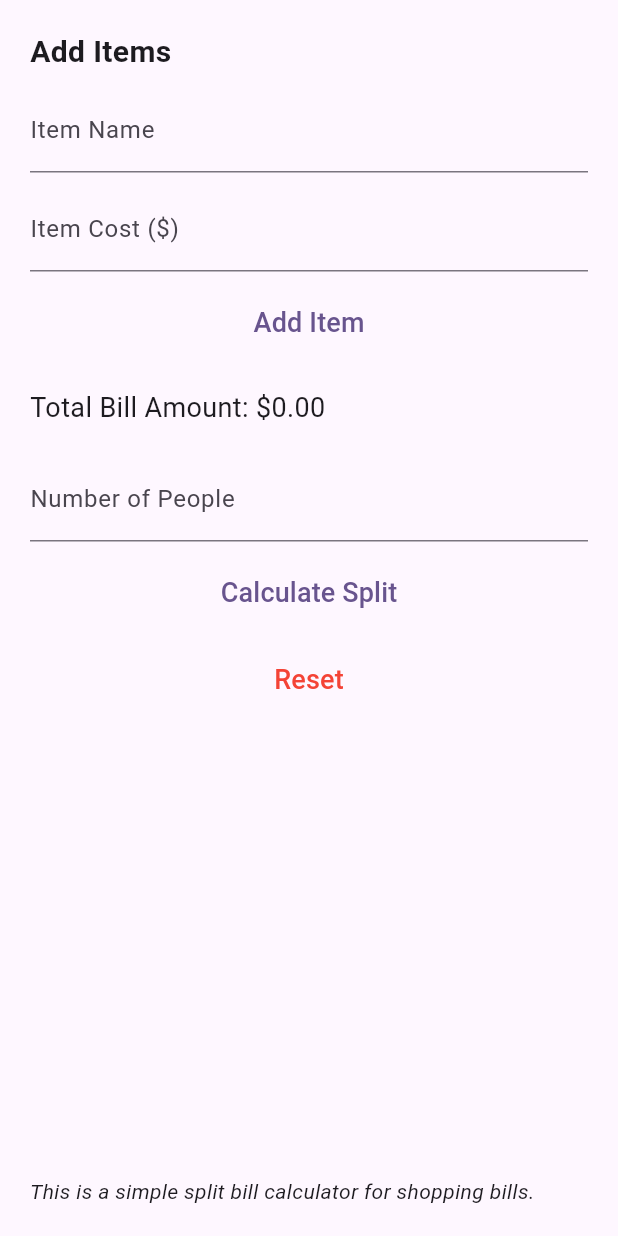
After one commit to ahmdirfnz/Rumah-Sewa-App, a Flutter app: the SplitBillCalculatorPage screen opened directly, on a phone screen of 412 x 824 dp. The commit adds this screen. Run offline on Flutter 3.47's test engine with Material 3 defaults, Android fonts, the phone set to English and light mode, and no system bars; our stand-ins replace cloud_firestore, firebase_auth, firebase_core, modal_progress_hud_nsn; accounts and stored records are empty; network calls fail.

Commit message:
make ui for split bill page and billing page

```diff
--- /dev/null
+++ b/lib/screens/splitBillCalculator_screen.dart
@@ -0,0 +1,131 @@
+import 'package:flutter/material.dart';
+
+class SplitBillCalculatorPage extends StatefulWidget {
+  const SplitBillCalculatorPage({super.key});
+
+  @override
+  State<SplitBillCalculatorPage> createState() =>
+      _SplitBillCalculatorPageState();
+}
+
+class _SplitBillCalculatorPageState extends State<SplitBillCalculatorPage> {
+  TextEditingController _itemNameController = TextEditingController();
+  TextEditingController _itemCostController = TextEditingController();
+  TextEditingController _numOfPeopleController = TextEditingController();
+  double _totalBillAmount = 0.0;
+  String _splitStatement = '';
+
+  void _addItem() {
+    setState(() {
+      _totalBillAmount += double.parse(_itemCostController.text);
+      _itemCostController.clear();
+      _itemNameController.clear();
+      _splitStatement = '';
+    });
+  }
+
+  void _calculateSplitAmount() {
+    double totalBill = _totalBillAmount;
+    int numOfPeople = int.parse(_numOfPeopleController.text);
+    double splitAmount = totalBill / numOfPeople;
+    setState(() {
+      _splitStatement = 'Each person owes \$${splitAmount.toStringAsFixed(2)}';
+    });
+  }
+
+  void _reset() {
+    setState(() {
+      _totalBillAmount = 0.0;
+      _itemCostController.clear();
+      _itemNameController.clear();
+      _numOfPeopleController.clear();
+      _splitStatement = '';
+    });
+  }
+
+  @override
+  Widget build(BuildContext context) {
+    return Scaffold(
+      body: Padding(
+        padding: EdgeInsets.all(20.0),
+        child: Column(
+          crossAxisAlignment: CrossAxisAlignment.start,
+          children: <Widget>[
+            Text(
+              'Add Items',
+              style: TextStyle(fontSize: 20.0, fontWeight: FontWeight.bold),
+            ),
+            SizedBox(height: 10.0),
+            TextField(
+              controller: _itemNameController,
+              decoration: InputDecoration(labelText: 'Item Name'),
+            ),
+            SizedBox(height: 10.0),
+            TextField(
+              controller: _itemCostController,
+              decoration: InputDecoration(labelText: 'Item Cost (\$)'),
+              keyboardType: TextInputType.numberWithOptions(decimal: true),
+            ),
+            SizedBox(height: 10.0),
+            SizedBox(
+              width: double.infinity,
+              child: TextButton(
+                onPressed: _addItem,
+                child: Text(
+                  'Add Item',
+                  style: TextStyle(fontSize: 18.0),
+                ),
+              ),
+            ),
+            SizedBox(height: 20.0),
+            Text(
+              'Total Bill Amount: \$${_totalBillAmount.toStringAsFixed(2)}',
+              style: TextStyle(fontSize: 18.0),
+            ),
+            SizedBox(height: 20.0),
+            TextField(
+              controller: _numOfPeopleController,
+              decoration: InputDecoration(labelText: 'Number of People'),
+              keyboardType: TextInputType.number,
+            ),
+            SizedBox(height: 10.0),
+            SizedBox(
+              width: double.infinity,
+              child: TextButton(
+                onPressed: _calculateSplitAmount,
+                child: Text(
+                  'Calculate Split',
+                  style: TextStyle(fontSize: 18.0),
+                ),
+              ),
+            ),
+            SizedBox(height: 10.0),
+            SizedBox(
+              width: double.infinity,
+              child: TextButton(
+                onPressed: _reset,
+                child: Text(
+                  'Reset',
+                  style: TextStyle(fontSize: 18.0, color: Colors.red),
+                ),
+              ),
+            ),
+            SizedBox(height: 20.0),
+            _splitStatement.isNotEmpty
+                ? Text(
+                    _splitStatement,
+                    style: TextStyle(fontSize: 18.0),
+                  )
+                : Container(),
+            Spacer(),
+            Text(
+              'This is a simple split bill calculator for shopping bills.',
+              textAlign: TextAlign.center,
+              style: TextStyle(fontSize: 14.0, fontStyle: FontStyle.italic),
+            ),
+          ],
+        ),
+      ),
+    );
+  }
+}
```
Also changed, not shown: lib/screens/bill_screen.dart (+100 -1 lines), lib/screens/home_screen.dart (+37 -6 lines).
